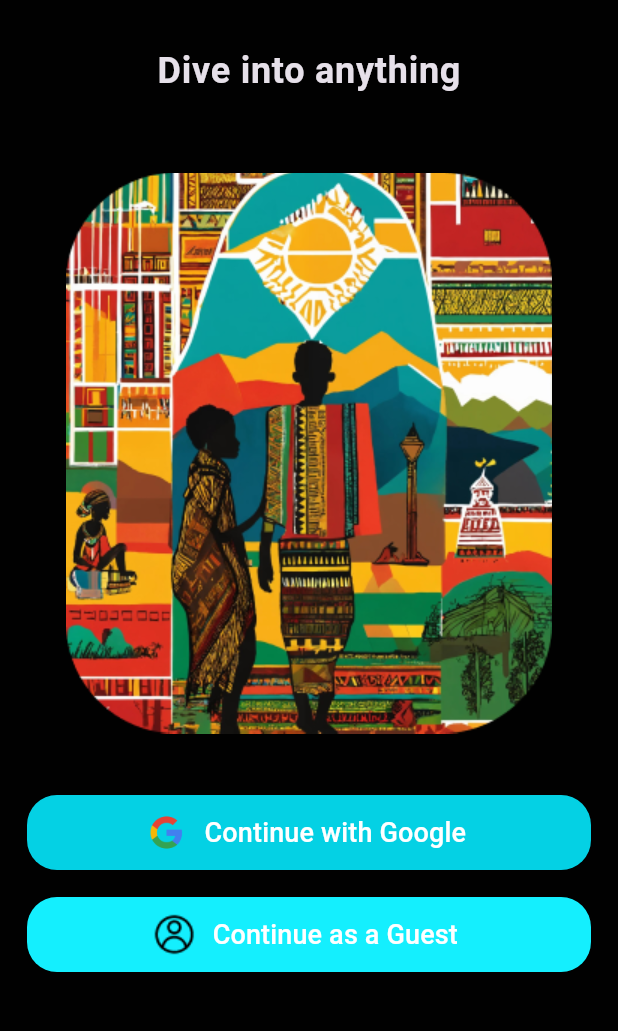
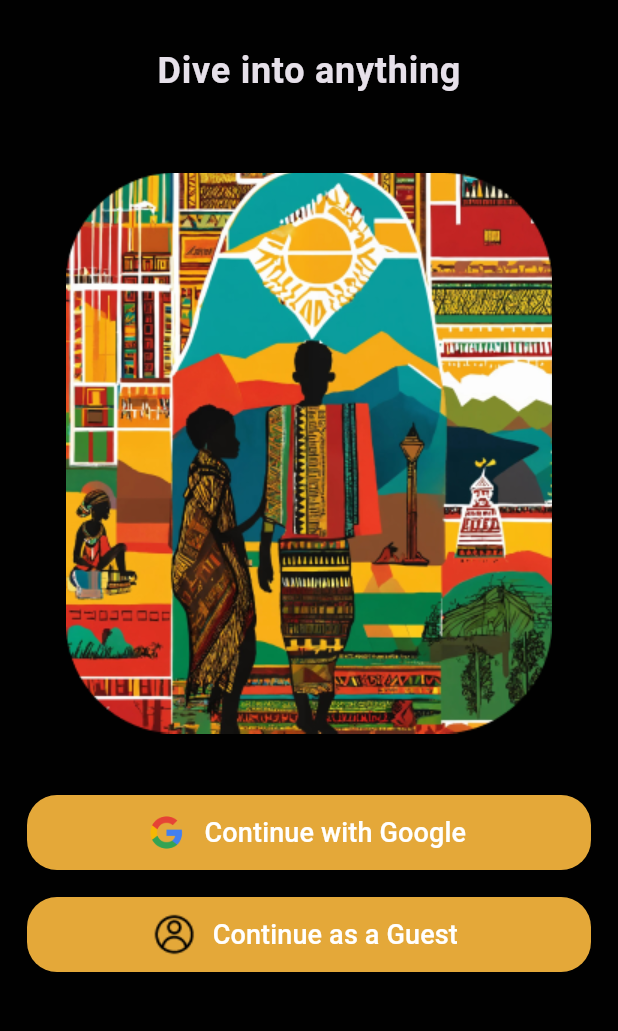
Before and after one commit to codeWizardzz/Mobile-App, a Flutter app: the screen it shows after launch, on a phone screen of 412 x 824 dp, the part 150-1181 px from its top. Run offline on Flutter 3.47's test engine with Material 3 defaults, Android fonts, the phone set to English and light mode, and no system bars; our stand-ins replace cloud_firestore, dotted_border, firebase_auth, firebase_core, firebase_storage, flutter_riverpod and 4 more; missing offline and left inert: any_link_preview; accounts and stored records are empty.

Commit message:
change on the color of the buttons in signin page

```diff
--- a/lib/core/common/sign_in_button.dart
+++ b/lib/core/common/sign_in_button.dart
@@ -29,7 +29,7 @@ class SignInButton extends ConsumerWidget {
           style: TextStyle(fontSize: 18, color: Colors.white),
         ),
         style: ElevatedButton.styleFrom(
-          backgroundColor: Color.fromARGB(255, 4, 209, 228),
+          backgroundColor:  Color(0xFFE4A839),
           minimumSize: const Size(double.infinity, 50),
           shape: RoundedRectangleBorder(
             borderRadius: BorderRadius.circular(20),
--- a/lib/core/common/sign_in_us_guest.dart
+++ b/lib/core/common/sign_in_us_guest.dart
@@ -20,7 +20,7 @@ class SignInAsGuest extends StatelessWidget {
           style: TextStyle(fontSize: 18, color: Colors.white),
         ),
         style: ElevatedButton.styleFrom(
-          backgroundColor: Color.fromARGB(255, 20, 239, 254),
+          backgroundColor: Color(0xFFE4A839),
           minimumSize: const Size(double.infinity, 50),
           shape: RoundedRectangleBorder(
             borderRadius: BorderRadius.circular(20),
```
